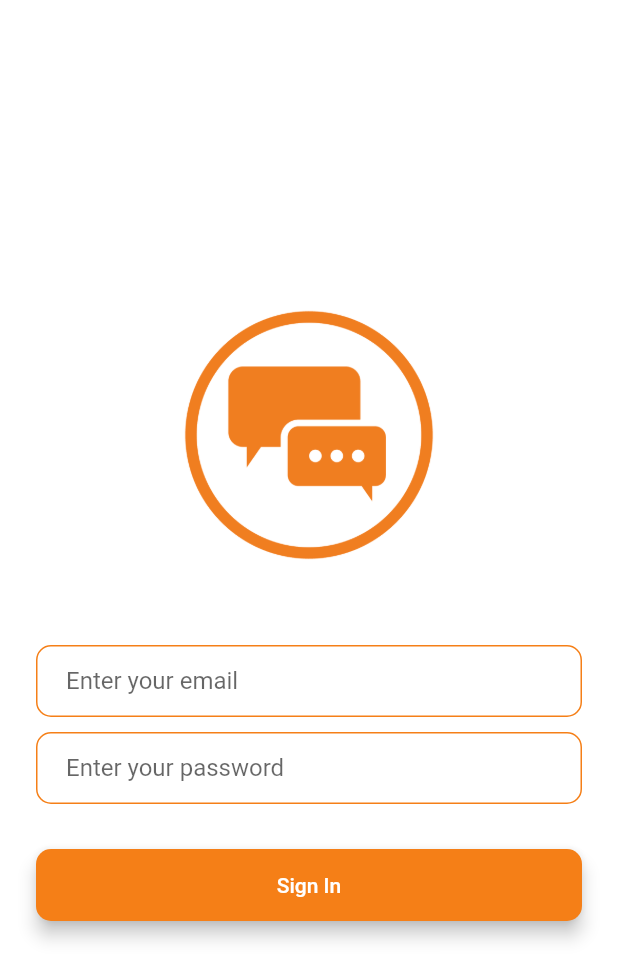
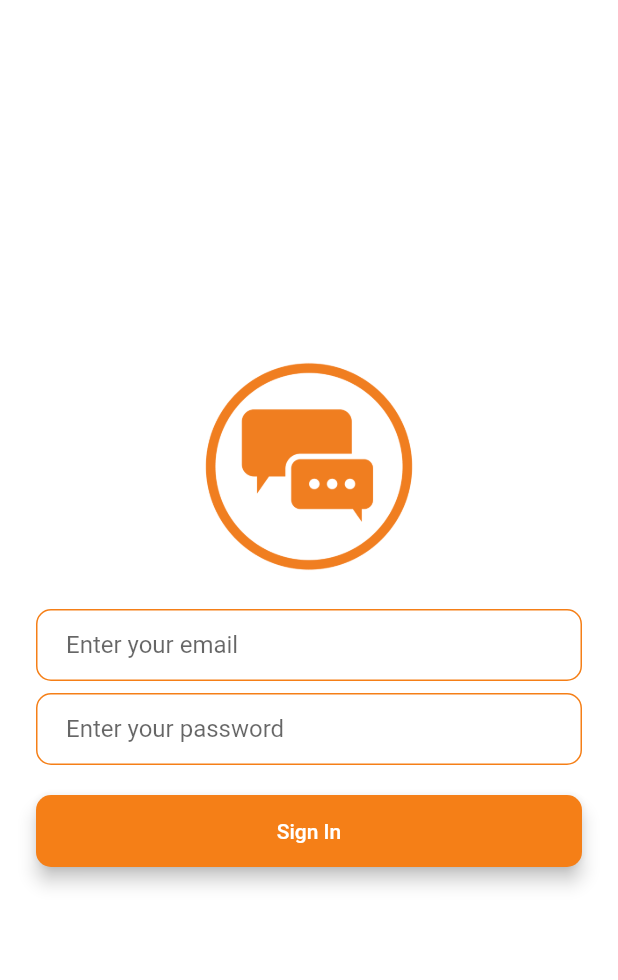
Before and after one commit to mohtazsalah/chat_app, a Flutter app: the screen it shows after launch, after a tap on "Sign In", on a phone screen of 412 x 824 dp. Shown: the top 980 px of the screen. Run offline on Flutter 3.47's test engine with Material 2 defaults, Android fonts, the phone set to English and light mode, and no system bars; drawn by our look-alikes of modal_progress_hud_nsn; our stand-ins replace cloud_firestore, firebase_auth, firebase_core; accounts and stored records are empty.

Commit message:
last comment

```diff
--- a/lib/main.dart
+++ b/lib/main.dart
@@ -2,19 +2,20 @@ import 'package:chat_app/screens/chat_screen.dart';
 import 'package:chat_app/screens/registration_screen.dart';
 import 'package:chat_app/screens/signin_screen.dart';
 import 'package:chat_app/screens/welcom_screen.dart';
+import 'package:firebase_auth/firebase_auth.dart';
 import 'package:firebase_core/firebase_core.dart';
 import 'package:flutter/material.dart';
-import 'package:firebase_core/firebase_core.dart';
 
 void main() async{
   WidgetsFlutterBinding.ensureInitialized();
   await Firebase.initializeApp();
-  runApp(const MyApp());
+  runApp(MyApp());
 }
 
 class MyApp extends StatelessWidget {
-  const MyApp({super.key});
+  MyApp({super.key});
 
+  final _auth = FirebaseAuth.instance;
   // This widget is the root of your application.
   @override
   Widget build(BuildContext context) {
@@ -24,13 +25,13 @@ class MyApp extends StatelessWidget {
       theme: ThemeData(
         primarySwatch: Colors.blue,
       ),
-      initialRoute: WelcomScreen.TAG,
+      initialRoute: _auth.currentUser != null ?
+      ChatScreen.TAG : WelcomScreen.TAG,
       routes: {
-        WelcomScreen.TAG : (context) => WelcomScreen(),
-        SignInScreen.TAG : (context) => SignInScreen(),
-        RegistrationScreen.TAG : (context) => RegistrationScreen(),
-        ChatScreen.TAG : (context) => ChatScreen(),
-
+        WelcomScreen.TAG : (context) => const WelcomScreen(),
+        SignInScreen.TAG : (context) => const SignInScreen(),
+        RegistrationScreen.TAG : (context) => const RegistrationScreen(),
+        ChatScreen.TAG : (context) => const ChatScreen(),
       },
     );
   }
--- a/lib/screens/signin_screen.dart
+++ b/lib/screens/signin_screen.dart
@@ -30,15 +30,16 @@ class _SignInScreenState extends State<SignInScreen> {
         inAsyncCall: loader,
         child: Padding(
           padding: const EdgeInsets.symmetric(horizontal: 24),
+          child: Expanded(
             child: Column(
               mainAxisAlignment: MainAxisAlignment.center,
               crossAxisAlignment: CrossAxisAlignment.stretch,
               children: [
                 Container(
-                height: 180,
+                  height: 150,
                   child: Image.asset('images/logo.png'),
                 ),
-              const SizedBox(height: 50,),
+                const SizedBox(height: 20,),
                 CustomTextForm(
                   type: TextInputType.emailAddress,
                   obscure: false,
@@ -47,7 +48,7 @@ class _SignInScreenState extends State<SignInScreen> {
                     email = value;
                   },
                 ),
-              const SizedBox(height: 10,),
+                const SizedBox(height: 8,),
                 CustomTextForm(
                   type: TextInputType.text,
                   obscure: true,
@@ -56,7 +57,7 @@ class _SignInScreenState extends State<SignInScreen> {
                     password = value;
                   },
                 ),
-              SizedBox(height: 20,),
+                SizedBox(height: 10,),
                 CustomButton(
                     text: 'Sign In',
                     color: orangeColor,
@@ -87,6 +88,7 @@ class _SignInScreenState extends State<SignInScreen> {
             ),
           ),
         ),
+      ),
     );
   }
 }
```
Also changed, not shown: lib/screens/chat_screen.dart (+129 -6 lines), 5 other files. Lines whose indentation alone changed are shown as unchanged.
